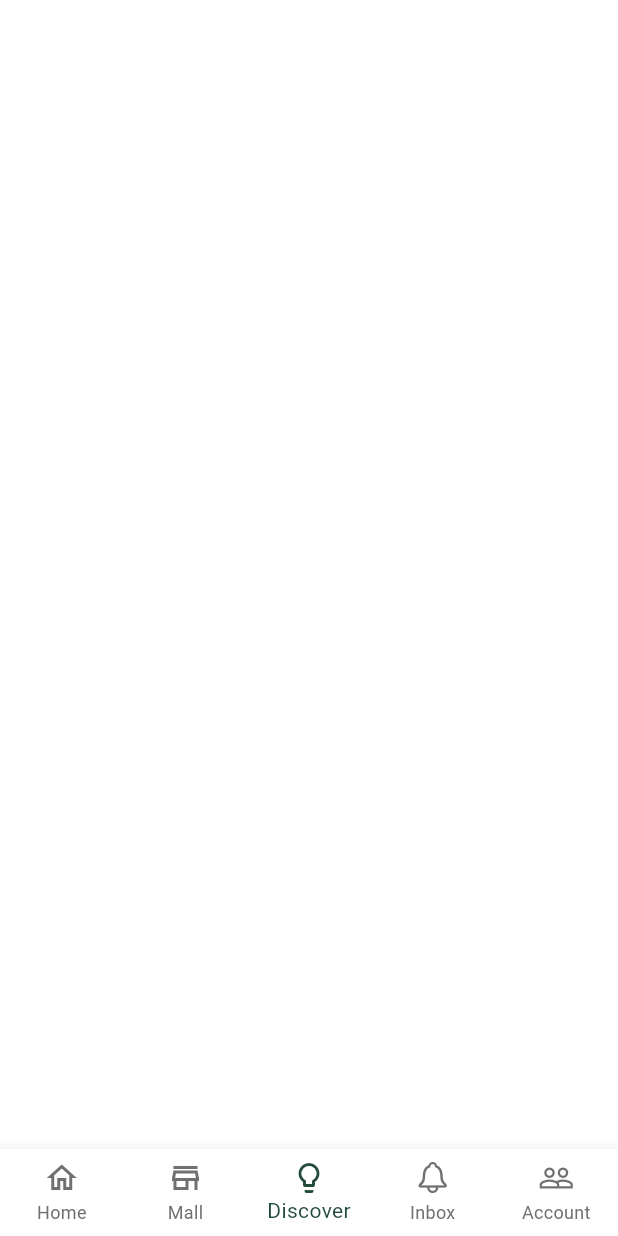
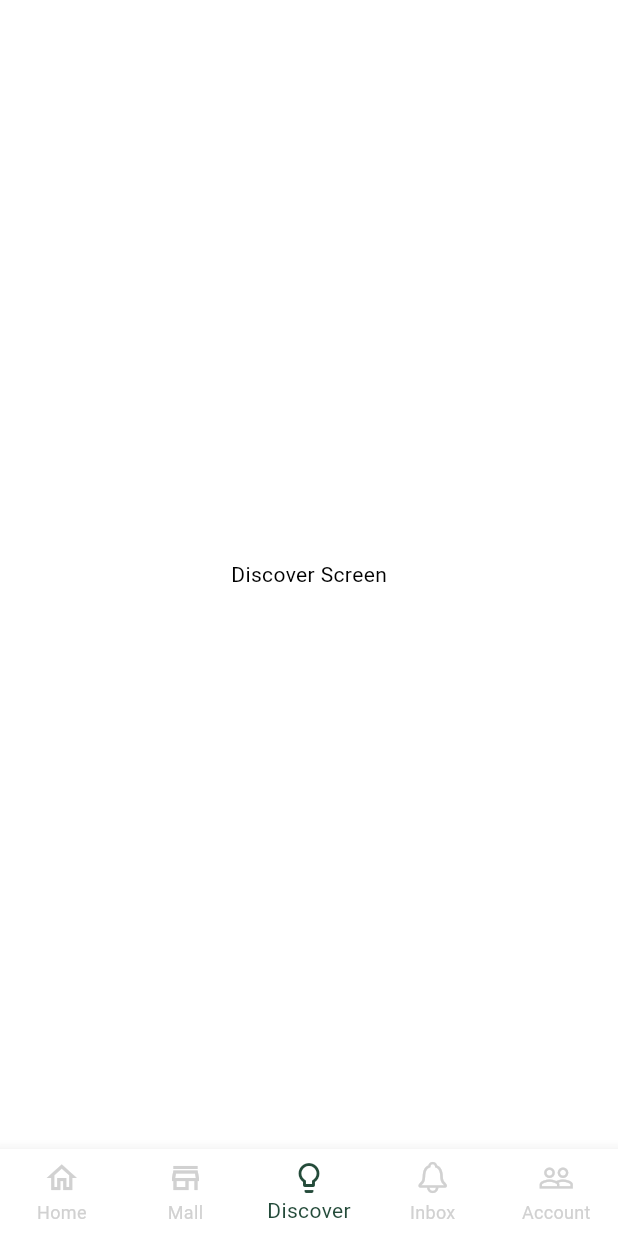
Before and after one commit to Zer0-01/flutter-plant-shop, a Flutter app: the screen it shows after launch, item 3 of the bottom bar chosen, on a phone screen of 412 x 824 dp. Run offline on Flutter 3.47's test engine with Material 3 defaults, Android fonts, the phone set to English and light mode, and no system bars; our stand-ins replace adaptive_theme, auto_route, equatable, flutter_bloc, google_maps_flutter, skeletonizer.

Commit message:
feat: update

```diff
--- a/lib/config/app_color_theme.dart
+++ b/lib/config/app_color_theme.dart
@@ -12,6 +12,7 @@ class AppColorTheme {
       surfaceContainer: Color(0xfff4f4f4),
       onSurface: Colors.black,
       onSurfaceVariant: Color(0xff707070),
+      secondary: Color.fromARGB(255, 209, 209, 209),
     ),
   );
 }
--- a/lib/presentation/root/account/account_screen.dart
+++ b/lib/presentation/root/account/account_screen.dart
@@ -5,6 +5,6 @@ class AccountScreen extends StatelessWidget {
 
   @override
   Widget build(BuildContext context) {
-    return const Scaffold();
+    return const Scaffold(body: Center(child: Text("Account Screen")));
   }
 }
--- a/lib/presentation/root/discover/discover_screen.dart
+++ b/lib/presentation/root/discover/discover_screen.dart
@@ -5,6 +5,6 @@ class DiscoverScreen extends StatelessWidget {
 
   @override
   Widget build(BuildContext context) {
-    return const Scaffold();
+    return const Scaffold(body: Center(child: Text("Discover Screen")));
   }
 }
--- a/lib/presentation/root/home/widgets/home_app_bar_widget.dart
+++ b/lib/presentation/root/home/widgets/home_app_bar_widget.dart
@@ -8,7 +8,7 @@ class HomeAppBarWidget extends StatelessWidget implements PreferredSizeWidget {
     return AppBar(
       title: Text(
         "LOGO",
-        style: Theme.of(context).textTheme.headlineMedium?.copyWith(
+        style: Theme.of(context).textTheme.headlineLarge?.copyWith(
           color: Theme.of(context).colorScheme.onPrimary,
           fontWeight: FontWeight.bold,
         ),
--- a/lib/presentation/root/inbox/inbox_screen.dart
+++ b/lib/presentation/root/inbox/inbox_screen.dart
@@ -5,6 +5,6 @@ class InboxScreen extends StatelessWidget {
 
   @override
   Widget build(BuildContext context) {
-    return const Scaffold();
+    return const Scaffold(body: Center(child: Text("Inbox Screen")));
   }
 }
--- a/lib/presentation/root/root_screen.dart
+++ b/lib/presentation/root/root_screen.dart
@@ -22,7 +22,8 @@ class RootScreen extends StatelessWidget {
           currentIndex: tabsRouter.activeIndex,
           onTap: tabsRouter.setActiveIndex,
           selectedItemColor: Theme.of(context).colorScheme.primary,
-          unselectedItemColor: Theme.of(context).colorScheme.onSurfaceVariant,
+          unselectedItemColor: Theme.of(context).colorScheme.secondary,
+
           items: [
             const BottomNavigationBarItem(
               icon: Icon(Icons.home_outlined),
```
